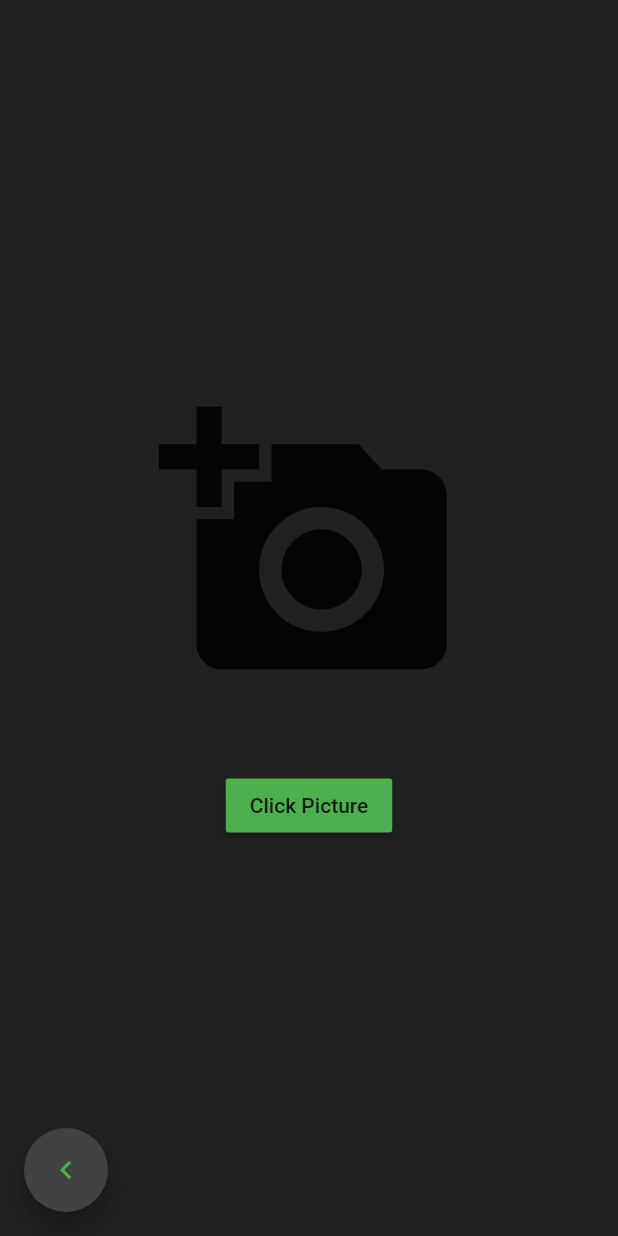
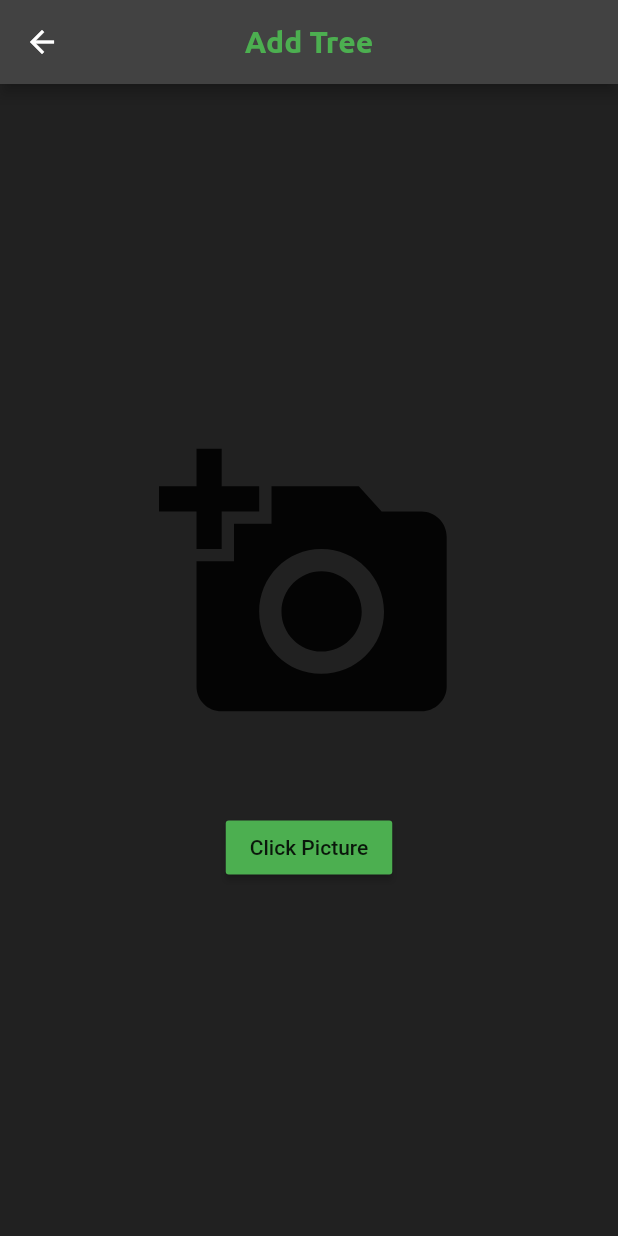
Before and after one commit to TreeTracker/treetracker, a Flutter app: the MyTrees screen opened directly, after a tap on "Add Tree", on a phone screen of 412 x 824 dp. Run offline on Flutter 3.47's test engine with Material 2 defaults, Android fonts, the phone set to English and light mode, and no system bars; our stand-ins replace cloud_firestore, firebase_auth, firebase_core, firebase_database, firebase_storage, geocoding and 5 more; missing offline and left inert: back_button_interceptor, flutter_auth_buttons; accounts and stored records are empty; network calls fail.

Commit message:
Code CLeaning and UI Changes

```diff
--- a/lib/addtree.dart
+++ b/lib/addtree.dart
@@ -6,9 +6,7 @@ import 'package:uuid/uuid.dart';
 import 'package:path_provider/path_provider.dart';
 import 'package:image/image.dart' as ImD;
 import 'package:firebase_storage/firebase_storage.dart';
-import 'package:firebase_core/firebase_core.dart';
 import 'package:cloud_firestore/cloud_firestore.dart';
-import 'home.dart';
 import 'package:firebase_auth/firebase_auth.dart';
 import 'package:intl/intl.dart';
 
@@ -47,15 +45,16 @@ class _AddTreeState extends State<AddTree> {
 
   displayUploadScreen() {
     return Scaffold(
-      floatingActionButtonLocation: FloatingActionButtonLocation.startFloat,
-      floatingActionButton: FloatingActionButton(
-        onPressed: () {
-          Navigator.pop(context);
-        },
+      appBar: AppBar(
         backgroundColor: Colors.grey[800],
-        child: Icon(
-          Icons.navigate_before,
-          color: Colors.green,
+        automaticallyImplyLeading: true,
+        centerTitle: true,
+        title: Text(
+          'Add Tree',
+          style: TextStyle(
+            color: Colors.green,
+            fontFamily: 'Ubuntu',
+          ),
         ),
       ),
       backgroundColor: Colors.grey[900],
@@ -179,17 +178,8 @@ class _AddTreeState extends State<AddTree> {
     getCurrentLocation();
     return Scaffold(
       backgroundColor: Colors.grey[900],
-      floatingActionButtonLocation: FloatingActionButtonLocation.startFloat,
-      floatingActionButton: FloatingActionButton(
-        onPressed: clearPostInfo,
-        backgroundColor: Colors.grey[800],
-        child: Icon(
-          Icons.navigate_before,
-          color: Colors.green,
-        ),
-      ),
       appBar: AppBar(
-        automaticallyImplyLeading: false,
+        automaticallyImplyLeading: true,
         backgroundColor: Colors.grey[800],
         title: Text(
           'Upload',
--- a/lib/boot.dart
+++ b/lib/boot.dart
@@ -16,6 +16,9 @@ class Start extends StatelessWidget {
   Widget build(BuildContext context) {
     return MaterialApp(
       home: BootScreen(),
+      theme: ThemeData(
+        primaryColor: Colors.green,
+      ),
     );
   }
 }
--- a/lib/login.dart
+++ b/lib/login.dart
@@ -3,8 +3,6 @@ import 'dart:io';
 import 'package:flutter/material.dart';
 import 'package:flutter_auth_buttons/flutter_auth_buttons.dart';
 import 'auth.dart';
-import 'package:firebase_auth/firebase_auth.dart';
-import 'package:google_sign_in/google_sign_in.dart';
 
 class LoginApp extends StatelessWidget {
   @override
--- a/lib/mytrees.dart
+++ b/lib/mytrees.dart
@@ -39,22 +39,10 @@ class _MyTreesState extends State<MyTrees> {
   Widget build(BuildContext context) {
     return Scaffold(
       backgroundColor: Colors.grey[900],
-      floatingActionButtonLocation: FloatingActionButtonLocation.startFloat,
-      floatingActionButton: FloatingActionButton(
-        onPressed: () {
-          Navigator.pop(context);
-          // print(_myTrees);
-        },
-        backgroundColor: Colors.grey[800],
-        child: Icon(
-          Icons.navigate_before,
-          color: Colors.green,
-        ),
-      ),
       appBar: AppBar(
         backgroundColor: Colors.grey[800],
         centerTitle: true,
-        automaticallyImplyLeading: false,
+        automaticallyImplyLeading: true,
         title: Text(
           'MyTrees',
           style: TextStyle(
```
Also changed, not shown: lib/AqiApiHandling/aqi.dart (+8 -18 lines), lib/aboutus.dart (+2 -13 lines), lib/climatechange.dart (+0 -11 lines), lib/home.dart (+10 -21 lines), lib/main.dart (+3 -4 lines), lib/news.dart (+1 -12 lines), lib/weather.dart (+18 -17 lines).
